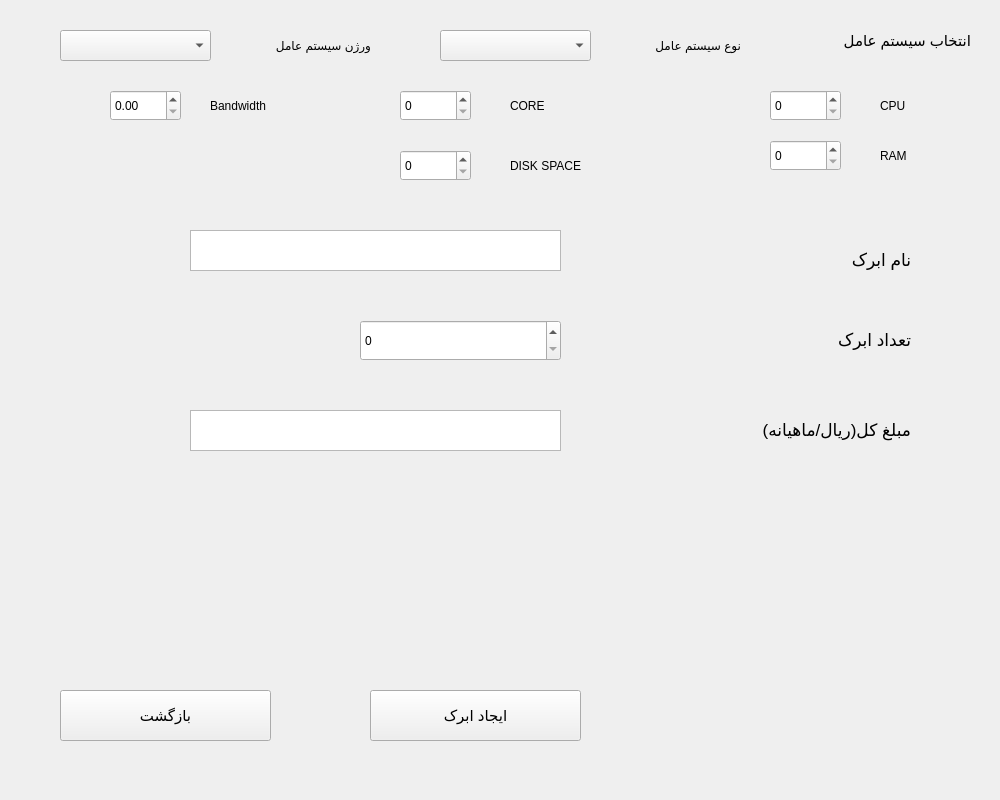
The window that ui/create_cloud.ui (vidagharavian/cloud_service) describes before a commit, drawn with Qt 5.
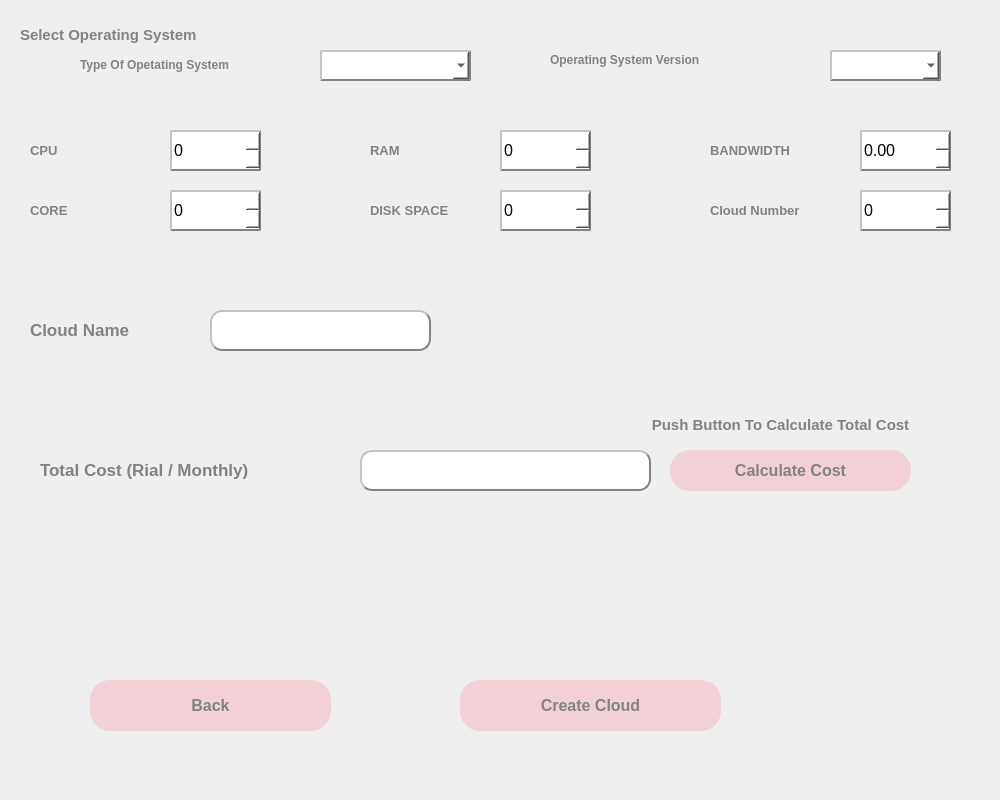
The same window after the commit.

Patch:
```diff
--- a/ui/create_cloud.ui
+++ b/ui/create_cloud.ui
@@ -16,10 +16,10 @@
   <widget class="QLabel" name="label">
    <property name="geometry">
     <rect>
-     <x>770</x>
+     <x>20</x>
      <y>10</y>
-     <width>201</width>
-     <height>61</height>
+     <width>331</width>
+     <height>51</height>
     </rect>
    </property>
    <property name="font">
@@ -28,18 +28,28 @@
     </font>
    </property>
    <property name="text">
-    <string>انتخاب سیستم عامل</string>
+    <string>&lt;html&gt;&lt;head/&gt;&lt;body&gt;&lt;p&gt;&lt;span style=&quot; font-weight:600; color:#828282;&quot;&gt;Select Operating System&lt;/span&gt;&lt;/p&gt;&lt;/body&gt;&lt;/html&gt;</string>
    </property>
   </widget>
   <widget class="QComboBox" name="os_type">
    <property name="geometry">
     <rect>
-     <x>440</x>
-     <y>30</y>
+     <x>320</x>
+     <y>50</y>
      <width>151</width>
      <height>31</height>
     </rect>
    </property>
+   <property name="font">
+    <font>
+     <pointsize>12</pointsize>
+    </font>
+   </property>
+   <property name="styleSheet">
+    <string notr="true">background-color: rgb(255, 255, 255);
+border:2px outset;
+border-color: rgb(130, 130, 130);</string>
+   </property>
    <property name="currentText">
     <string/>
    </property>
@@ -47,9 +57,9 @@
   <widget class="QLabel" name="label_2">
    <property name="geometry">
     <rect>
-     <x>590</x>
-     <y>30</y>
-     <width>151</width>
+     <x>80</x>
+     <y>50</y>
+     <width>241</width>
      <height>31</height>
     </rect>
    </property>
@@ -59,16 +69,16 @@
     </font>
    </property>
    <property name="text">
-    <string>نوع سیستم عامل</string>
+    <string>&lt;html&gt;&lt;head/&gt;&lt;body&gt;&lt;p&gt;&lt;span style=&quot; font-weight:600; color:#828282;&quot;&gt;Type Of Opetating System&lt;/span&gt;&lt;/p&gt;&lt;/body&gt;&lt;/html&gt;</string>
    </property>
   </widget>
   <widget class="QLabel" name="label_3">
    <property name="geometry">
     <rect>
-     <x>210</x>
-     <y>30</y>
-     <width>161</width>
-     <height>31</height>
+     <x>550</x>
+     <y>40</y>
+     <width>281</width>
+     <height>41</height>
     </rect>
    </property>
    <property name="font">
@@ -77,15 +87,15 @@
     </font>
    </property>
    <property name="text">
-    <string>ورژن سیستم عامل</string>
+    <string>&lt;html&gt;&lt;head/&gt;&lt;body&gt;&lt;p&gt;&lt;span style=&quot; font-weight:600; color:#828282;&quot;&gt;Operating System Version&lt;/span&gt;&lt;/p&gt;&lt;/body&gt;&lt;/html&gt;</string>
    </property>
   </widget>
   <widget class="QLabel" name="label_4">
    <property name="geometry">
     <rect>
-     <x>700</x>
-     <y>240</y>
-     <width>211</width>
+     <x>30</x>
+     <y>310</y>
+     <width>181</width>
      <height>41</height>
     </rect>
    </property>
@@ -95,25 +105,36 @@
     </font>
    </property>
    <property name="text">
-    <string>نام ابرک</string>
+    <string>&lt;html&gt;&lt;head/&gt;&lt;body&gt;&lt;p&gt;&lt;span style=&quot; font-weight:600; color:#828282;&quot;&gt;Cloud Name&lt;/span&gt;&lt;/p&gt;&lt;/body&gt;&lt;/html&gt;</string>
    </property>
   </widget>
   <widget class="QTextEdit" name="cloud_name">
    <property name="geometry">
     <rect>
-     <x>190</x>
-     <y>230</y>
-     <width>371</width>
+     <x>210</x>
+     <y>310</y>
+     <width>221</width>
      <height>41</height>
     </rect>
    </property>
+   <property name="font">
+    <font>
+     <pointsize>12</pointsize>
+    </font>
+   </property>
+   <property name="styleSheet">
+    <string notr="true">background-color: rgb(255, 255, 255);
+border-radius: 12px;
+border:2px outset;
+border-color: rgb(130, 130, 130);</string>
+   </property>
   </widget>
   <widget class="QLabel" name="label_5">
    <property name="geometry">
     <rect>
-     <x>700</x>
-     <y>320</y>
-     <width>211</width>
+     <x>710</x>
+     <y>190</y>
+     <width>151</width>
      <height>41</height>
     </rect>
    </property>
@@ -123,25 +144,35 @@
     </font>
    </property>
    <property name="text">
-    <string>تعداد ابرک</string>
+    <string>&lt;html&gt;&lt;head/&gt;&lt;body&gt;&lt;p&gt;&lt;span style=&quot; font-size:10pt; font-weight:600; color:#828282;&quot;&gt;Cloud Number&lt;/span&gt;&lt;/p&gt;&lt;/body&gt;&lt;/html&gt;</string>
    </property>
   </widget>
   <widget class="QSpinBox" name="cloud_num">
    <property name="geometry">
     <rect>
-     <x>360</x>
-     <y>320</y>
-     <width>201</width>
+     <x>860</x>
+     <y>190</y>
+     <width>91</width>
      <height>41</height>
     </rect>
    </property>
+   <property name="font">
+    <font>
+     <pointsize>12</pointsize>
+    </font>
+   </property>
+   <property name="styleSheet">
+    <string notr="true">background-color: rgb(255, 255, 255);
+border:2px outset;
+border-color: rgb(130, 130, 130);</string>
+   </property>
   </widget>
   <widget class="QLabel" name="label_7">
    <property name="geometry">
     <rect>
-     <x>620</x>
-     <y>410</y>
-     <width>291</width>
+     <x>40</x>
+     <y>450</y>
+     <width>321</width>
      <height>41</height>
     </rect>
    </property>
@@ -151,46 +182,84 @@
     </font>
    </property>
    <property name="text">
-    <string>مبلغ کل(ریال/ماهیانه)</string>
+    <string>&lt;html&gt;&lt;head/&gt;&lt;body&gt;&lt;p&gt;&lt;span style=&quot; font-weight:600; color:#828282;&quot;&gt;Total Cost (Rial / Monthly)&lt;/span&gt;&lt;/p&gt;&lt;/body&gt;&lt;/html&gt;</string>
    </property>
   </widget>
   <widget class="QTextBrowser" name="cost">
    <property name="geometry">
     <rect>
-     <x>190</x>
-     <y>410</y>
-     <width>371</width>
+     <x>360</x>
+     <y>450</y>
+     <width>291</width>
      <height>41</height>
     </rect>
    </property>
+   <property name="font">
+    <font>
+     <pointsize>12</pointsize>
+    </font>
+   </property>
+   <property name="styleSheet">
+    <string notr="true">background-color: rgb(255, 255, 255);
+border-radius: 12px;
+border:2px outset;
+border-color: rgb(130, 130, 130);</string>
+   </property>
   </widget>
   <widget class="QPushButton" name="create">
    <property name="geometry">
     <rect>
-     <x>370</x>
-     <y>690</y>
-     <width>211</width>
+     <x>460</x>
+     <y>680</y>
+     <width>261</width>
      <height>51</height>
     </rect>
    </property>
    <property name="font">
     <font>
-     <pointsize>11</pointsize>
+     <pointsize>12</pointsize>
+     <weight>75</weight>
+     <bold>true</bold>
     </font>
    </property>
+   <property name="styleSheet">
+    <string notr="true">QPushButton
+{
+	background-color: #f1d1d6;
+	color: #828282;
+	border-radius:20px;
+}
+
+QPushButton:hover
+{
+	background-color: #ff8b8d;
+	color: #656565;
+	border-radius:20px;
+}</string>
+   </property>
    <property name="text">
-    <string>ایجاد ابرک</string>
+    <string>Create Cloud</string>
    </property>
   </widget>
   <widget class="QComboBox" name="os_ver">
    <property name="geometry">
     <rect>
-     <x>60</x>
-     <y>30</y>
-     <width>151</width>
+     <x>830</x>
+     <y>50</y>
+     <width>111</width>
      <height>31</height>
     </rect>
    </property>
+   <property name="font">
+    <font>
+     <pointsize>12</pointsize>
+    </font>
+   </property>
+   <property name="styleSheet">
+    <string notr="true">background-color: rgb(255, 255, 255);
+border:2px outset;
+border-color: rgb(130, 130, 130);</string>
+   </property>
    <property name="currentText">
     <string/>
    </property>
@@ -198,160 +267,285 @@
   <widget class="QPushButton" name="back">
    <property name="geometry">
     <rect>
-     <x>60</x>
-     <y>690</y>
-     <width>211</width>
+     <x>90</x>
+     <y>680</y>
+     <width>241</width>
      <height>51</height>
     </rect>
    </property>
    <property name="font">
     <font>
-     <pointsize>11</pointsize>
+     <pointsize>12</pointsize>
+     <weight>75</weight>
+     <bold>true</bold>
     </font>
    </property>
+   <property name="styleSheet">
+    <string notr="true">QPushButton
+{
+	background-color: #f1d1d6;
+	color: #828282;
+	border-radius:20px;
+}
+
+QPushButton:hover
+{
+	background-color: #ff8b8d;
+	color: #656565;
+	border-radius:20px;
+}</string>
+   </property>
    <property name="text">
-    <string>بازگشت</string>
+    <string>Back</string>
    </property>
   </widget>
   <widget class="QLabel" name="label_8">
    <property name="geometry">
     <rect>
-     <x>880</x>
-     <y>90</y>
-     <width>71</width>
-     <height>31</height>
+     <x>30</x>
+     <y>130</y>
+     <width>121</width>
+     <height>41</height>
     </rect>
    </property>
    <property name="font">
     <font>
-     <pointsize>9</pointsize>
+     <pointsize>10</pointsize>
     </font>
    </property>
    <property name="text">
-    <string>CPU</string>
+    <string>&lt;html&gt;&lt;head/&gt;&lt;body&gt;&lt;p&gt;&lt;span style=&quot; font-weight:600; color:#828282;&quot;&gt;CPU&lt;/span&gt;&lt;/p&gt;&lt;/body&gt;&lt;/html&gt;</string>
    </property>
   </widget>
   <widget class="QSpinBox" name="cpu">
    <property name="geometry">
     <rect>
-     <x>770</x>
-     <y>90</y>
-     <width>71</width>
-     <height>31</height>
+     <x>170</x>
+     <y>130</y>
+     <width>91</width>
+     <height>41</height>
     </rect>
    </property>
+   <property name="font">
+    <font>
+     <pointsize>12</pointsize>
+    </font>
+   </property>
+   <property name="styleSheet">
+    <string notr="true">background-color: rgb(255, 255, 255);
+border:2px outset;
+border-color: rgb(130, 130, 130);</string>
+   </property>
   </widget>
   <widget class="QSpinBox" name="ram">
    <property name="geometry">
     <rect>
-     <x>770</x>
-     <y>140</y>
-     <width>71</width>
-     <height>31</height>
+     <x>500</x>
+     <y>130</y>
+     <width>91</width>
+     <height>41</height>
     </rect>
    </property>
+   <property name="font">
+    <font>
+     <pointsize>12</pointsize>
+    </font>
+   </property>
+   <property name="styleSheet">
+    <string notr="true">background-color: rgb(255, 255, 255);
+border:2px outset;
+border-color: rgb(130, 130, 130);</string>
+   </property>
   </widget>
   <widget class="QLabel" name="label_9">
    <property name="geometry">
     <rect>
-     <x>880</x>
-     <y>140</y>
-     <width>71</width>
-     <height>31</height>
+     <x>370</x>
+     <y>130</y>
+     <width>131</width>
+     <height>41</height>
     </rect>
    </property>
    <property name="font">
     <font>
-     <pointsize>9</pointsize>
+     <pointsize>10</pointsize>
     </font>
    </property>
    <property name="text">
-    <string>RAM</string>
+    <string>&lt;html&gt;&lt;head/&gt;&lt;body&gt;&lt;p&gt;&lt;span style=&quot; font-weight:600; color:#828282;&quot;&gt;RAM&lt;/span&gt;&lt;/p&gt;&lt;/body&gt;&lt;/html&gt;</string>
    </property>
   </widget>
   <widget class="QSpinBox" name="disk">
    <property name="geometry">
     <rect>
-     <x>400</x>
-     <y>150</y>
-     <width>71</width>
-     <height>31</height>
+     <x>500</x>
+     <y>190</y>
+     <width>91</width>
+     <height>41</height>
     </rect>
    </property>
+   <property name="font">
+    <font>
+     <pointsize>12</pointsize>
+    </font>
+   </property>
+   <property name="styleSheet">
+    <string notr="true">background-color: rgb(255, 255, 255);
+border:2px outset;
+border-color: rgb(130, 130, 130);</string>
+   </property>
   </widget>
   <widget class="QLabel" name="label_10">
    <property name="geometry">
     <rect>
-     <x>510</x>
-     <y>150</y>
-     <width>101</width>
-     <height>31</height>
+     <x>370</x>
+     <y>190</y>
+     <width>121</width>
+     <height>41</height>
     </rect>
    </property>
    <property name="font">
     <font>
-     <pointsize>9</pointsize>
+     <pointsize>10</pointsize>
     </font>
    </property>
    <property name="text">
-    <string>DISK SPACE</string>
+    <string>&lt;html&gt;&lt;head/&gt;&lt;body&gt;&lt;p&gt;&lt;span style=&quot; font-weight:600; color:#828282;&quot;&gt;DISK SPACE&lt;/span&gt;&lt;/p&gt;&lt;/body&gt;&lt;/html&gt;</string>
    </property>
   </widget>
   <widget class="QSpinBox" name="core">
    <property name="geometry">
     <rect>
-     <x>400</x>
-     <y>90</y>
-     <width>71</width>
-     <height>31</height>
+     <x>170</x>
+     <y>190</y>
+     <width>91</width>
+     <height>41</height>
     </rect>
    </property>
+   <property name="font">
+    <font>
+     <pointsize>12</pointsize>
+    </font>
+   </property>
+   <property name="styleSheet">
+    <string notr="true">background-color: rgb(255, 255, 255);
+border:2px outset;
+border-color: rgb(130, 130, 130);</string>
+   </property>
   </widget>
   <widget class="QLabel" name="label_11">
    <property name="geometry">
     <rect>
-     <x>510</x>
-     <y>90</y>
-     <width>111</width>
-     <height>31</height>
+     <x>30</x>
+     <y>190</y>
+     <width>121</width>
+     <height>41</height>
     </rect>
    </property>
    <property name="font">
     <font>
-     <pointsize>9</pointsize>
+     <pointsize>10</pointsize>
     </font>
    </property>
    <property name="text">
-    <string>CORE</string>
+    <string>&lt;html&gt;&lt;head/&gt;&lt;body&gt;&lt;p&gt;&lt;span style=&quot; font-weight:600; color:#828282;&quot;&gt;CORE&lt;/span&gt;&lt;/p&gt;&lt;/body&gt;&lt;/html&gt;</string>
    </property>
   </widget>
   <widget class="QLabel" name="label_12">
    <property name="geometry">
     <rect>
-     <x>210</x>
-     <y>90</y>
-     <width>111</width>
-     <height>31</height>
+     <x>710</x>
+     <y>130</y>
+     <width>141</width>
+     <height>41</height>
     </rect>
    </property>
    <property name="font">
     <font>
-     <pointsize>9</pointsize>
+     <pointsize>10</pointsize>
     </font>
    </property>
    <property name="text">
-    <string>Bandwidth</string>
+    <string>&lt;html&gt;&lt;head/&gt;&lt;body&gt;&lt;p&gt;&lt;span style=&quot; font-weight:600; color:#828282;&quot;&gt;BANDWIDTH&lt;/span&gt;&lt;/p&gt;&lt;/body&gt;&lt;/html&gt;</string>
    </property>
   </widget>
   <widget class="QDoubleSpinBox" name="bandwidth">
    <property name="geometry">
     <rect>
-     <x>110</x>
-     <y>90</y>
-     <width>71</width>
+     <x>860</x>
+     <y>130</y>
+     <width>91</width>
+     <height>41</height>
+    </rect>
+   </property>
+   <property name="font">
+    <font>
+     <pointsize>12</pointsize>
+    </font>
+   </property>
+   <property name="styleSheet">
+    <string notr="true">background-color: rgb(255, 255, 255);
+border:2px outset;
+border-color: rgb(130, 130, 130);</string>
+   </property>
+  </widget>
+  <widget class="QPushButton" name="calculate">
+   <property name="geometry">
+    <rect>
+     <x>670</x>
+     <y>450</y>
+     <width>241</width>
+     <height>41</height>
+    </rect>
+   </property>
+   <property name="font">
+    <font>
+     <pointsize>12</pointsize>
+     <weight>75</weight>
+     <bold>true</bold>
+    </font>
+   </property>
+   <property name="styleSheet">
+    <string notr="true">QPushButton
+{
+	background-color: #f1d1d6;
+	color: #828282;
+	border-radius:20px;
+}
+
+QPushButton:hover
+{
+	background-color: #ff8b8d;
+	color: #656565;
+	border-radius:20px;
+}</string>
+   </property>
+   <property name="text">
+    <string>Calculate Cost</string>
+   </property>
+  </widget>
+  <widget class="QLabel" name="label_6">
+   <property name="geometry">
+    <rect>
+     <x>570</x>
+     <y>410</y>
+     <width>421</width>
      <height>31</height>
     </rect>
    </property>
+   <property name="font">
+    <font>
+     <pointsize>11</pointsize>
+     <weight>50</weight>
+     <bold>false</bold>
+    </font>
+   </property>
+   <property name="text">
+    <string>&lt;html&gt;&lt;head/&gt;&lt;body&gt;&lt;p&gt;&lt;span style=&quot; font-weight:600; color:#828282;&quot;&gt;Push Button To Calculate Total Cost&lt;/span&gt;&lt;/p&gt;&lt;/body&gt;&lt;/html&gt;</string>
+   </property>
+   <property name="alignment">
+    <set>Qt::AlignCenter</set>
+   </property>
   </widget>
  </widget>
  <resources/>
```
